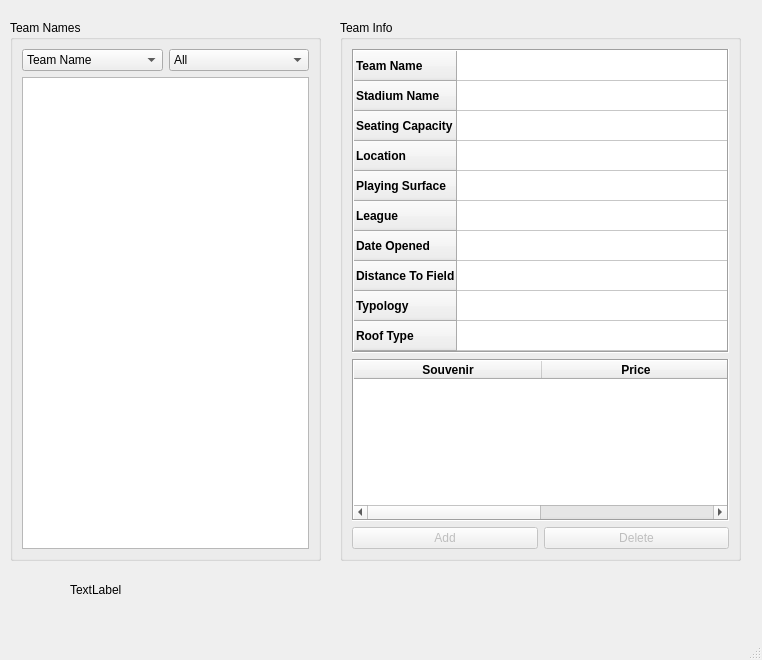
Before: the Qt Designer form mainwindow.ui in DonovanFoley/CS1DProject2, drawn with Qt 5.
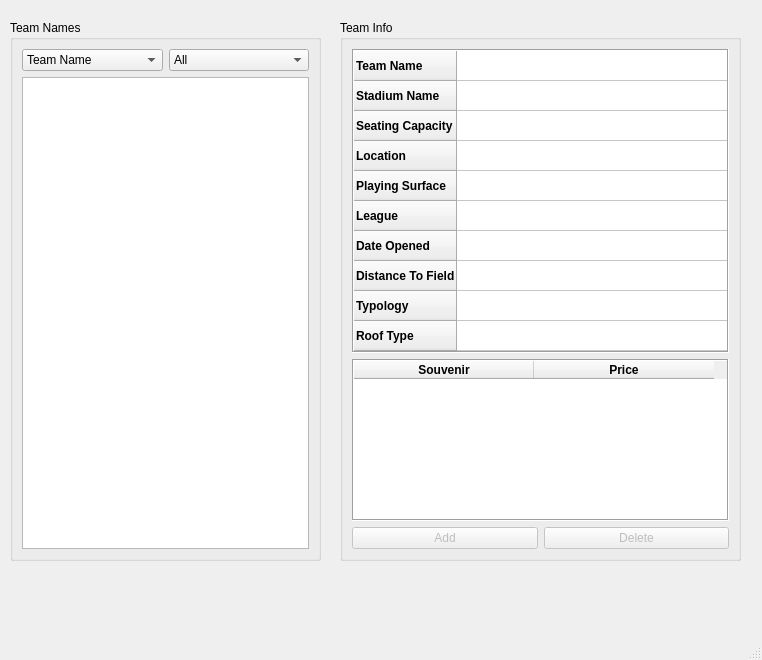
After: the same form once the commit is applied.

Patch:
```diff
--- a/mainwindow.ui
+++ b/mainwindow.ui
@@ -150,7 +150,7 @@
         <bool>false</bool>
        </attribute>
        <attribute name="horizontalHeaderDefaultSectionSize">
-        <number>188</number>
+        <number>180</number>
        </attribute>
        <attribute name="horizontalHeaderHighlightSections">
         <bool>true</bool>
@@ -388,19 +388,6 @@
      </item>
     </layout>
    </widget>
-   <widget class="QLabel" name="label">
-    <property name="geometry">
-     <rect>
-      <x>70</x>
-      <y>580</y>
-      <width>63</width>
-      <height>20</height>
-     </rect>
-    </property>
-    <property name="text">
-     <string>TextLabel</string>
-    </property>
-   </widget>
   </widget>
   <widget class="QMenuBar" name="menubar">
    <property name="geometry">
```
